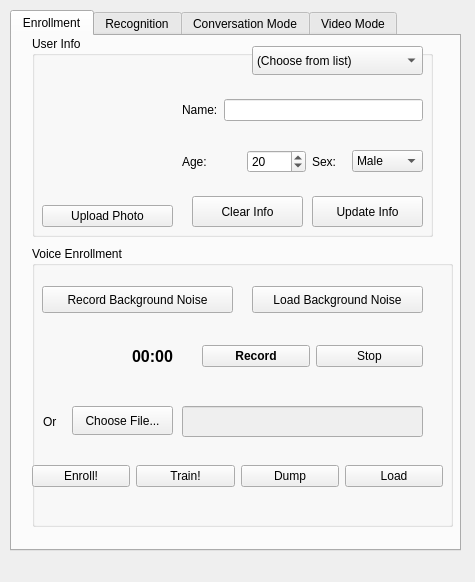
ppwwyyxx/speaker-recognition, file gui/edytor.ui: the form before one commit.
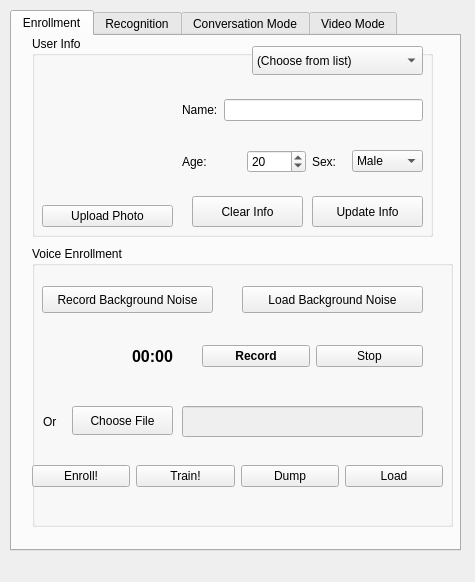
The form after the commit. The open tabs and pages were chosen to show the change.

Diff of the .ui file:
```diff
--- a/gui/edytor.ui
+++ b/gui/edytor.ui
@@ -327,7 +327,7 @@
        </rect>
       </property>
       <property name="text">
-       <string>Choose File...</string>
+       <string>Choose File</string>
       </property>
      </widget>
      <widget class="QPushButton" name="noiseButton">
@@ -335,7 +335,7 @@
        <rect>
         <x>10</x>
         <y>40</y>
-        <width>191</width>
+        <width>171</width>
         <height>27</height>
        </rect>
       </property>
@@ -359,9 +359,9 @@
      <widget class="QPushButton" name="loadNoise">
       <property name="geometry">
        <rect>
-        <x>220</x>
+        <x>210</x>
         <y>40</y>
-        <width>171</width>
+        <width>181</width>
         <height>27</height>
        </rect>
       </property>
```
Left out of the diff: 6 changed lines with no effect on the pictures.
